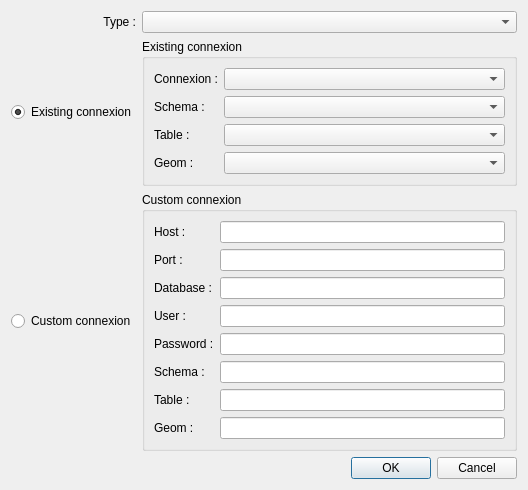
Qt form ui/custom_catalog_set_database_connection.ui (naub1n/QGIS_CustomCatalog) before a commit.
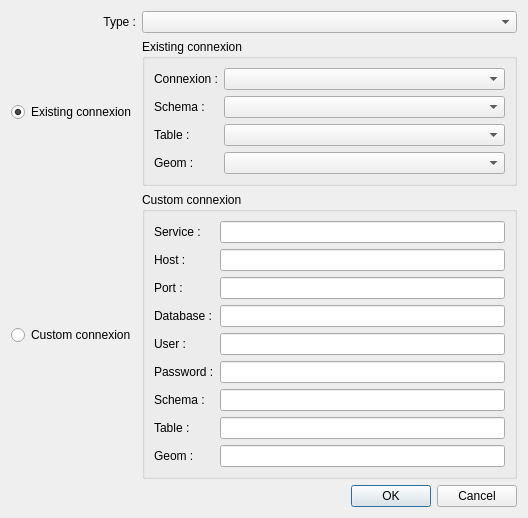
The same form after that commit.

```diff
--- a/ui/custom_catalog_set_database_connection.ui
+++ b/ui/custom_catalog_set_database_connection.ui
@@ -7,7 +7,7 @@
     <x>0</x>
     <y>0</y>
     <width>528</width>
-    <height>447</height>
+    <height>499</height>
    </rect>
   </property>
   <property name="windowTitle">
@@ -110,86 +110,100 @@
         <string>Custom connexion</string>
        </property>
        <layout class="QGridLayout" name="gridLayout">
-        <item row="0" column="0">
-         <widget class="QLabel" name="lblHost">
+        <item row="7" column="0">
+         <widget class="QLabel" name="lblTable">
           <property name="text">
-           <string>Host :</string>
+           <string>Table :</string>
           </property>
          </widget>
         </item>
-        <item row="0" column="1">
-         <widget class="QLineEdit" name="txbxHost"/>
-        </item>
-        <item row="1" column="0">
-         <widget class="QLabel" name="lblPort">
-          <property name="text">
-           <string>Port :</string>
-          </property>
-         </widget>
-        </item>
-        <item row="3" column="1">
-         <widget class="QLineEdit" name="txbxUser"/>
-        </item>
-        <item row="1" column="1">
-         <widget class="QLineEdit" name="txbxPort"/>
-        </item>
-        <item row="2" column="1">
-         <widget class="QLineEdit" name="txbxDb"/>
-        </item>
-        <item row="5" column="1">
-         <widget class="QLineEdit" name="txbxSchema"/>
-        </item>
-        <item row="5" column="0">
-         <widget class="QLabel" name="lblSchema">
-          <property name="text">
-           <string>Schema :</string>
-          </property>
-         </widget>
-        </item>
-        <item row="2" column="0">
-         <widget class="QLabel" name="lblDb">
-          <property name="text">
-           <string>Database :</string>
-          </property>
-         </widget>
-        </item>
-        <item row="3" column="0">
+        <item row="4" column="0">
          <widget class="QLabel" name="lblUser">
           <property name="text">
            <string>User :</string>
           </property>
          </widget>
         </item>
-        <item row="4" column="0">
+        <item row="5" column="0">
          <widget class="QLabel" name="lblPass">
           <property name="text">
            <string>Password :</string>
           </property>
          </widget>
         </item>
-        <item row="4" column="1">
-         <widget class="QLineEdit" name="txbxPass"/>
+        <item row="5" column="1">
+         <widget class="QLineEdit" name="txbxPass">
+          <property name="echoMode">
+           <enum>QLineEdit::PasswordEchoOnEdit</enum>
+          </property>
+         </widget>
         </item>
-        <item row="6" column="0">
-         <widget class="QLabel" name="lblTable">
+        <item row="3" column="0">
+         <widget class="QLabel" name="lblDb">
           <property name="text">
-           <string>Table :</string>
+           <string>Database :</string>
           </property>
          </widget>
         </item>
-        <item row="6" column="1">
-         <widget class="QLineEdit" name="txbxTable"/>
-        </item>
-        <item row="7" column="1">
+        <item row="8" column="1">
          <widget class="QLineEdit" name="txbxGeom"/>
         </item>
-        <item row="7" column="0">
+        <item row="8" column="0">
          <widget class="QLabel" name="lblTxbxGeom">
           <property name="text">
            <string>Geom :</string>
           </property>
          </widget>
         </item>
+        <item row="7" column="1">
+         <widget class="QLineEdit" name="txbxTable"/>
+        </item>
+        <item row="2" column="0">
+         <widget class="QLabel" name="lblPort">
+          <property name="text">
+           <string>Port :</string>
+          </property>
+         </widget>
+        </item>
+        <item row="1" column="1">
+         <widget class="QLineEdit" name="txbxHost"/>
+        </item>
+        <item row="3" column="1">
+         <widget class="QLineEdit" name="txbxDb"/>
+        </item>
+        <item row="1" column="0">
+         <widget class="QLabel" name="lblHost">
+          <property name="text">
+           <string>Host :</string>
+          </property>
+         </widget>
+        </item>
+        <item row="6" column="0">
+         <widget class="QLabel" name="lblSchema">
+          <property name="text">
+           <string>Schema :</string>
+          </property>
+         </widget>
+        </item>
+        <item row="2" column="1">
+         <widget class="QLineEdit" name="txbxPort"/>
+        </item>
+        <item row="4" column="1">
+         <widget class="QLineEdit" name="txbxUser"/>
+        </item>
+        <item row="6" column="1">
+         <widget class="QLineEdit" name="txbxSchema"/>
+        </item>
+        <item row="0" column="0">
+         <widget class="QLabel" name="lblService">
+          <property name="text">
+           <string>Service :</string>
+          </property>
+         </widget>
+        </item>
+        <item row="0" column="1">
+         <widget class="QLineEdit" name="txbxService"/>
+        </item>
        </layout>
       </widget>
      </item>
```
Left out of the diff: 44 changed lines with no effect on the pictures.
